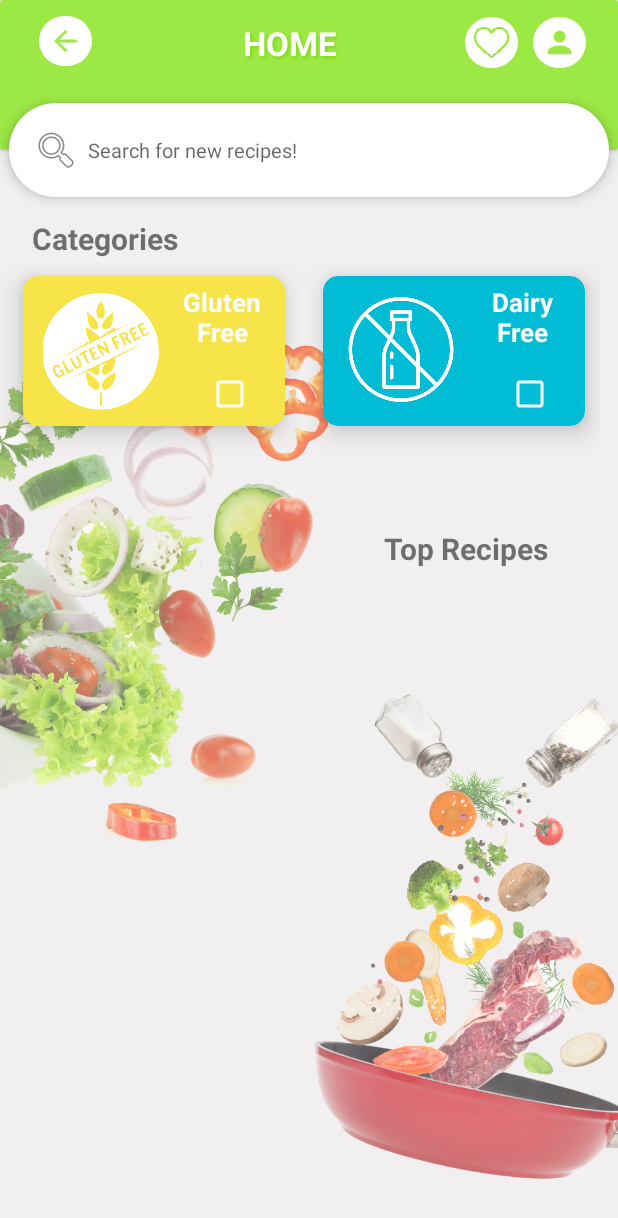
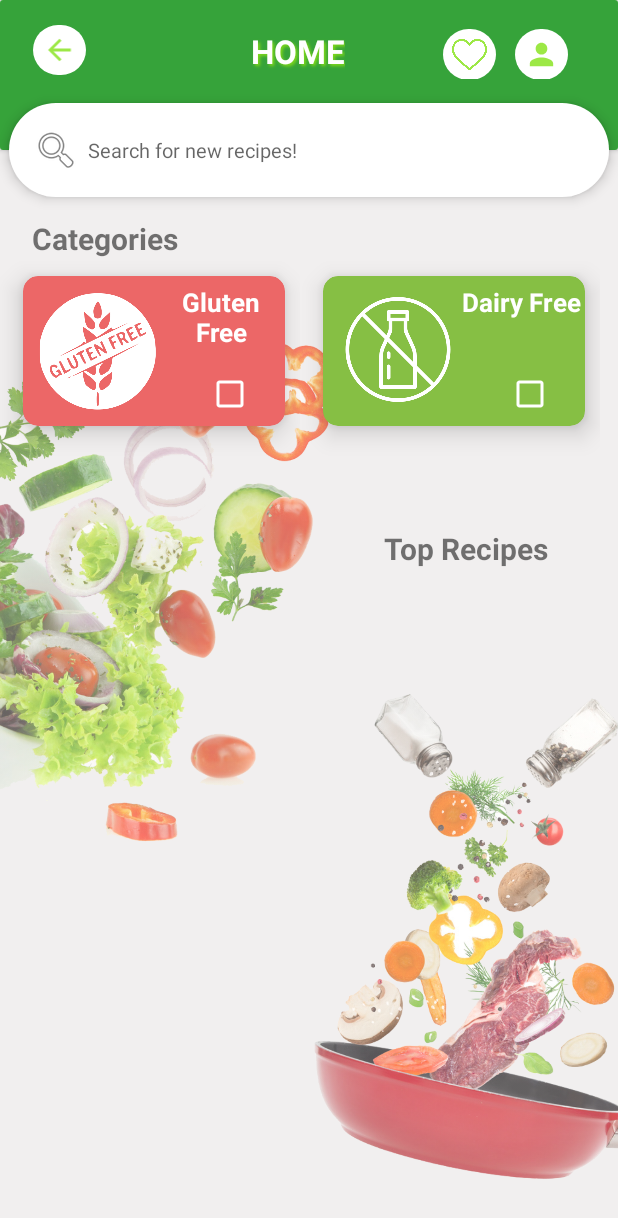
Before and after one commit to julie17-d/Eat_Up, an Android app: the MainActivity screen opened directly, with no data from a screen before it, on a phone screen of 412 x 824 dp. Shown: the top 1218 px of the screen. Run offline under Robolectric (Android 15) with nearby library versions, the phone set to English and light mode, and no system bars; our stand-ins replace sdp/ssp sizes; Roboto replaces fonts that are not available here.

Commit message:
better colors for category

```diff
--- a/app/src/main/java/com/example/myapplication/activities/CategoryAdapter.kt
+++ b/app/src/main/java/com/example/myapplication/activities/CategoryAdapter.kt
@@ -29,7 +29,7 @@ class CategoryAdapter(private val data: List<CategoryModel>) : RecyclerView.Adap
     }
 
     override fun onBindViewHolder(holder: ViewHolder, position: Int) {
-        val colors = intArrayOf(Color.parseColor("#F6E448"),Color.parseColor("#00BCD4"),Color.parseColor("#EC6767"),Color.parseColor("#86BF44"),Color.parseColor("#40B344"))
+        val colors = intArrayOf(Color.parseColor("#EC6767"),Color.parseColor("#86BF44"),Color.parseColor("#F6E448"),Color.parseColor("#40B344"),Color.parseColor("#EF8809"),Color.parseColor("#36A33A"))
 
         holder.name.text = data[position].name
         Log.e("data",data[0].name)
--- a/app/src/main/res/layout/custom_toolbar.xml
+++ b/app/src/main/res/layout/custom_toolbar.xml
@@ -8,7 +8,7 @@
     <androidx.constraintlayout.widget.ConstraintLayout
         android:layout_width="match_parent"
         android:layout_height="match_parent"
-        android:background="@color/teal_700">
+        android:background="@color/color5">
 
         <androidx.constraintlayout.widget.ConstraintLayout
             android:layout_width="400dp"
@@ -16,6 +16,8 @@
             android:layout_margin="10dp"
             android:layout_marginStart="1dp"
             android:layout_marginTop="10dp"
+            android:layout_marginEnd="1dp"
+            android:padding="5dp"
             app:layout_constraintStart_toStartOf="parent"
             app:layout_constraintTop_toTopOf="parent">
 
@@ -23,15 +25,15 @@
                 android:layout_width="35dp"
                 android:layout_height="33dp"
                 android:background="@drawable/bg_white"
+                android:contentDescription="@string/back"
                 android:padding="5dp"
-                android:contentDescription="@string/back"
                 android:src="?attr/actionModeCloseDrawable"
                 app:layout_constraintBottom_toBottomOf="parent"
                 app:layout_constraintEnd_toEndOf="parent"
-                app:layout_constraintHorizontal_bias="0.043"
+                app:layout_constraintHorizontal_bias="0.019"
                 app:layout_constraintStart_toStartOf="parent"
                 app:layout_constraintTop_toTopOf="parent"
-                app:layout_constraintVertical_bias="0.066"
+                app:layout_constraintVertical_bias="0.4"
                 app:tint="@color/teal_700" />
 
             <TextView
@@ -53,8 +55,8 @@
             <ImageView
                 android:layout_width="35dp"
                 android:layout_height="34dp"
-                android:layout_marginStart="345dp"
-                android:layout_marginTop="1dp"
+                android:layout_marginStart="328dp"
+                android:layout_marginTop="4dp"
                 android:background="@drawable/bg_white"
                 android:contentDescription="@string/profile"
                 android:padding="5dp"
@@ -62,12 +64,13 @@
                 app:layout_constraintStart_toStartOf="parent"
                 app:layout_constraintTop_toTopOf="parent"
                 app:tint="@color/teal_700" />
+
             <ImageView
                 android:id="@+id/imageView6"
                 android:layout_width="35dp"
                 android:layout_height="34dp"
-                android:layout_marginStart="300dp"
-                android:layout_marginTop="1dp"
+                android:layout_marginStart="280dp"
+                android:layout_marginTop="4dp"
                 android:background="@drawable/bg_white"
                 android:contentDescription="@string/profile"
                 android:padding="5dp"
@@ -80,11 +83,7 @@
         </androidx.constraintlayout.widget.ConstraintLayout>
 
 
-
-
-
     </androidx.constraintlayout.widget.ConstraintLayout>
 
 
-
 </androidx.cardview.widget.CardView>
--- a/app/src/main/res/layout/item_category.xml
+++ b/app/src/main/res/layout/item_category.xml
@@ -27,9 +27,8 @@
                 android:id="@+id/category_image"
                 android:layout_width="80dp"
                 android:layout_height="98dp"
-                android:layout_marginStart="12dp"
+                android:layout_marginStart="10dp"
                 android:contentDescription="@string/peanut"
-                android:src="@drawable/nut_free"
                 app:tint="@color/white">
 
 
@@ -37,15 +36,14 @@
 
             <TextView
                 android:id="@+id/category_name"
-                android:layout_width="78dp"
+                android:layout_width="80dp"
                 android:layout_height="49dp"
-                android:layout_marginStart="94dp"
+                android:layout_marginStart="92dp"
                 android:layout_marginTop="5dp"
                 android:fontFamily="@font/atma_semibold"
-                android:text="Nut Free"
                 android:textAlignment="center"
                 android:textColor="@color/white"
-                android:textSize="17dp"
+                android:textSize="17sp"
                 android:textStyle="bold">
 
             </TextView>
--- a/app/src/main/res/values/colors.xml
+++ b/app/src/main/res/values/colors.xml
@@ -7,11 +7,11 @@
     <color name="teal_700">#9CE845</color>
     <color name="black">#FF000000</color>
     <color name="white">#FFFFFFFF</color>
-    <color name="color1">#F6E448</color>
-    <color name="color2">#00BCD4</color>
-    <color name="color3">#EC6767</color>
-    <color name="color4">#86BF44</color>
-    <color name="color5">#40B344</color>
+    <color name="color1">#EF8809</color>
+    <color name="color2">#25DC77</color>
+    <color name="color3">#3ABA2C</color>
+    <color name="color4">#7DC63C</color>
+    <color name="color5">#36A33A</color>
 
 
 
```
